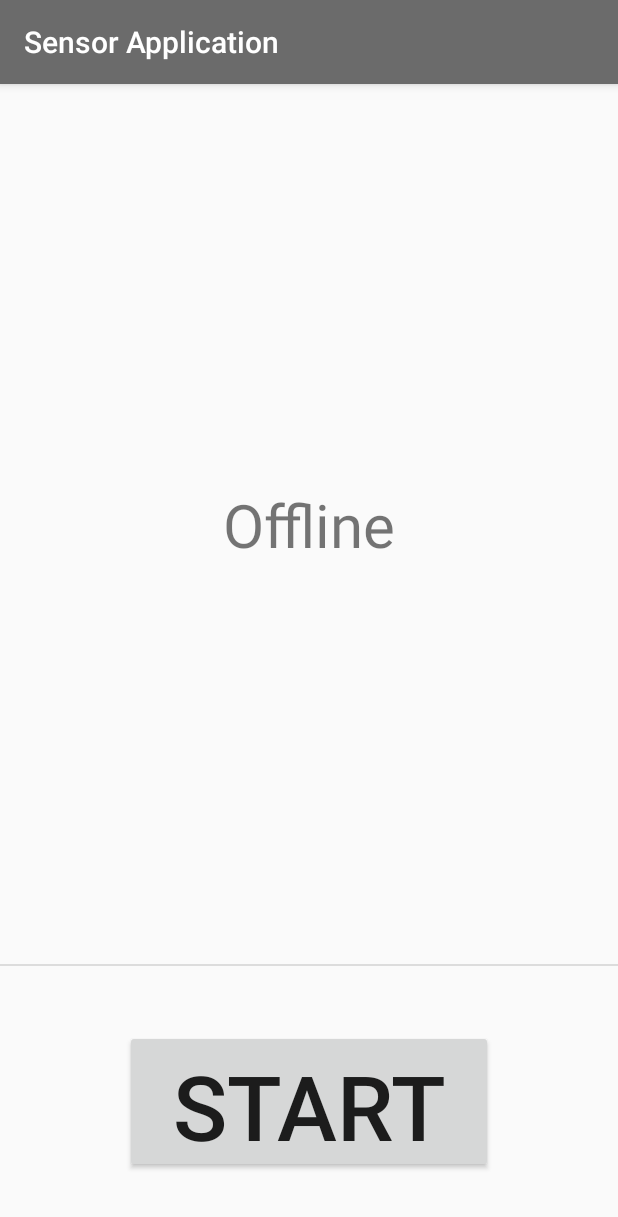
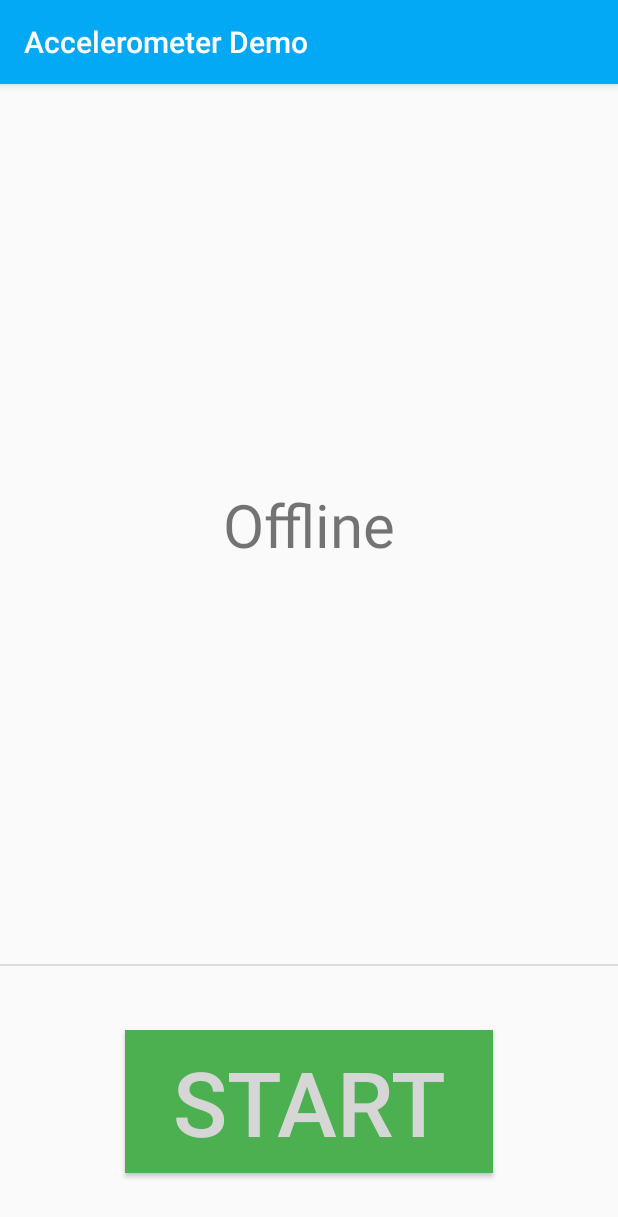
Before and after one commit to RakhithaRR/android-sensor-app, an Android app: the screen it shows after launch (MainActivity), on a phone screen of 412 x 824 dp. Shown: the top 1217 px of the screen. Run offline under Robolectric (Android 15) with nearby library versions, the phone set to English and light mode, and no system bars.

Commit message:
minor improvements

```diff
--- a/app/src/main/res/layout/activity_main.xml
+++ b/app/src/main/res/layout/activity_main.xml
@@ -23,7 +23,9 @@
         android:layout_marginTop="16dp"
         android:layout_marginEnd="96dp"
         android:layout_marginBottom="16dp"
+        android:background="#4CAF50"
         android:text="Start"
+        android:textColor="#D6D6D6"
         android:textSize="60sp"
         app:layout_constraintBottom_toBottomOf="parent"
         app:layout_constraintEnd_toEndOf="parent"
@@ -38,7 +40,10 @@
         android:layout_marginTop="16dp"
         android:layout_marginEnd="96dp"
         android:layout_marginBottom="16dp"
+        android:background="#F44336"
+        android:fontFamily="sans-serif-medium"
         android:text="Stop"
+        android:textColor="#D6D6D6"
         android:textSize="60sp"
         app:layout_constraintBottom_toBottomOf="parent"
         app:layout_constraintEnd_toEndOf="parent"
@@ -47,8 +52,11 @@
 
     <TextView
         android:id="@+id/resultsTextView"
-        android:layout_width="wrap_content"
+        android:layout_width="0dp"
         android:layout_height="wrap_content"
+        android:layout_marginStart="32dp"
+        android:layout_marginEnd="32dp"
+        android:textAlignment="center"
         android:textSize="40sp"
         app:layout_constraintBottom_toTopOf="@+id/divider"
         app:layout_constraintEnd_toEndOf="parent"
--- a/app/src/main/res/values/colors.xml
+++ b/app/src/main/res/values/colors.xml
@@ -1,6 +1,6 @@
 <?xml version="1.0" encoding="utf-8"?>
 <resources>
-    <color name="colorPrimary">#6B6B6B</color>
-    <color name="colorPrimaryDark">#6B6B6B</color>
+    <color name="colorPrimary">#03A9F4</color>
+    <color name="colorPrimaryDark">#03A9F4</color>
     <color name="colorAccent">#D81B60</color>
 </resources>
--- a/app/src/main/res/values/strings.xml
+++ b/app/src/main/res/values/strings.xml
@@ -1,3 +1,3 @@
 <resources>
-    <string name="app_name">Sensor Application</string>
+    <string name="app_name">Accelerometer Demo</string>
 </resources>
```
Also changed, not shown: app/src/main/java/com/example/sensorapplication/MainActivity.kt (+7 -3 lines).
